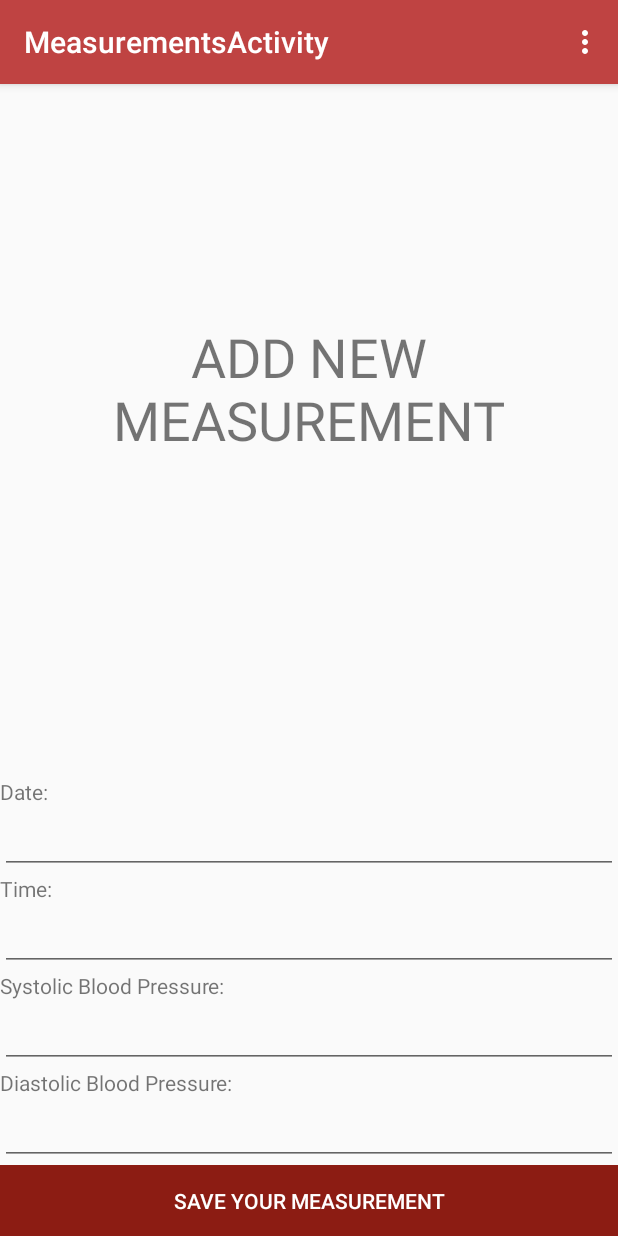
After one commit to mkowals9/WPAM_PressHeart, an Android app: the AddNewMeasurementFragment screen opened through its navigation route, on a phone screen of 412 x 824 dp. The commit adds this screen. Run offline under Robolectric (Android 15) with nearby library versions, the phone set to English and light mode, and no system bars.

Commit message:
changes changes

```diff
--- /dev/null
+++ b/app/src/main/java/com/wpam/pressheart/fragments/AddNewMeasurementFragment.kt
@@ -0,0 +1,31 @@
+package com.wpam.pressheart.fragments
+
+import android.content.Intent
+import android.os.Bundle
+import androidx.fragment.app.Fragment
+import android.view.LayoutInflater
+import android.view.View
+import android.view.ViewGroup
+import com.wpam.pressheart.MainLoggedMenuActivity
+import com.wpam.pressheart.MeasurementsActivity
+import com.wpam.pressheart.R
+import kotlinx.android.synthetic.main.fragment_measurements.*
+
+
+class AddNewMeasurementFragment : Fragment() {
+
+    override fun onCreateView(
+        inflater: LayoutInflater, container: ViewGroup?,
+        savedInstanceState: Bundle?
+    ): View? {
+        // Inflate the layout for this fragment
+        return inflater.inflate(R.layout.fragment_add_new_measurement, container, false)
+    }
+
+    override fun onViewCreated(view: View, savedInstanceState: Bundle?) {
+        super.onViewCreated(view, savedInstanceState)
+
+        //TODO datepicker do daty i timepicker do time
+
+    }
+}
--- a/app/src/main/java/com/wpam/pressheart/fragments/MeasurementsFragment.kt
+++ b/app/src/main/java/com/wpam/pressheart/fragments/MeasurementsFragment.kt
@@ -6,6 +6,7 @@ import android.view.LayoutInflater
 import android.view.View
 import android.view.ViewGroup
 import androidx.fragment.app.Fragment
+import androidx.navigation.fragment.findNavController
 import com.wpam.pressheart.MainActivity
 import com.wpam.pressheart.MainLoggedMenuActivity
 import com.wpam.pressheart.MeasurementsActivity
@@ -25,6 +26,11 @@ class MeasurementsFragment : Fragment()  {
     override fun onViewCreated(view: View, savedInstanceState: Bundle?) {
         super.onViewCreated(view, savedInstanceState)
 
+        AddNewMeasurementButton.setOnClickListener() {
+            findNavController().navigate(R.id.action_MeasurementMain_to_AddMeasurement)
+        }
+
+
         BackToMainFromMeasureButton.setOnClickListener(){
             (this.activity as MeasurementsActivity).onBackPressed()
             val intent = Intent(this.activity as MeasurementsActivity, MainLoggedMenuActivity::class.java)
--- /dev/null
+++ b/app/src/main/res/layout/fragment_add_new_measurement.xml
@@ -0,0 +1,88 @@
+<?xml version="1.0" encoding="utf-8"?>
+<LinearLayout xmlns:android="http://schemas.android.com/apk/res/android"
+    xmlns:tools="http://schemas.android.com/tools"
+    android:layout_width="match_parent"
+    android:layout_height="match_parent"
+    android:orientation="vertical"
+    tools:context=".fragments.AddNewMeasurementFragment">
+
+    <TextView
+        android:layout_width="match_parent"
+        android:layout_height="match_parent"
+        android:layout_weight="100000000"
+        android:text="ADD NEW MEASUREMENT"
+        android:gravity="center"
+        android:textAlignment="center"
+        android:textSize="36sp" />
+
+
+        <TextView
+            android:id="@+id/textView2"
+            android:layout_width="match_parent"
+            android:layout_height="wrap_content"
+            android:layout_weight="0.005"
+            android:text="Date:" />
+
+        <EditText
+            android:id="@+id/editTextDate"
+            android:layout_width="match_parent"
+            android:layout_height="wrap_content"
+            android:layout_weight="0.001"
+            android:ems="10"
+            android:inputType="date" />
+
+        <TextView
+            android:id="@+id/textView4"
+            android:layout_width="match_parent"
+            android:layout_height="wrap_content"
+            android:layout_weight="0.0001"
+            android:text="Time:" />
+
+        <EditText
+            android:id="@+id/editTextTime"
+            android:layout_width="match_parent"
+            android:layout_height="wrap_content"
+            android:layout_weight="0.001"
+            android:ems="10"
+            android:inputType="time" />
+
+        <TextView
+            android:id="@+id/textView5"
+            android:layout_width="match_parent"
+            android:layout_height="wrap_content"
+            android:layout_weight="0.05"
+            android:text="Systolic Blood Pressure:" />
+
+        <EditText
+            android:id="@+id/editTextNumber"
+            android:layout_width="match_parent"
+            android:layout_height="wrap_content"
+            android:layout_weight="0.05"
+            android:ems="10"
+            android:inputType="number" />
+
+        <TextView
+            android:id="@+id/textView6"
+            android:layout_width="match_parent"
+            android:layout_height="wrap_content"
+            android:layout_weight="0.05"
+            android:text="Diastolic Blood Pressure:" />
+
+        <EditText
+            android:id="@+id/editTextNumber2"
+            android:layout_width="match_parent"
+            android:layout_height="wrap_content"
+            android:layout_weight="0.05"
+            android:ems="10"
+            android:inputType="number" />
+
+    <Button
+        android:id="@+id/button"
+        style="@style/Widget.AppCompat.Button.Borderless.Colored"
+        android:layout_width="match_parent"
+        android:layout_height="wrap_content"
+        android:layout_weight="@android:integer/config_mediumAnimTime"
+        android:background="@color/colorPrimaryDark"
+        android:text="Save your measurement"
+        android:textColor="@android:color/white" />
+</LinearLayout>
--- a/app/src/main/res/navigation/nav_graph_measurements.xml
+++ b/app/src/main/res/navigation/nav_graph_measurements.xml
@@ -13,6 +13,15 @@
         android:label="Measurements Main Fragment"
         tools:layout="@layout/fragment_measurements">
 
+        <action
+            android:id="@+id/action_MeasurementMain_to_AddMeasurement"
+            app:destination="@id/AddNewMeasurementFragment"/>
     </fragment>
 
+    <fragment
+        android:id="@+id/AddNewMeasurementFragment"
+        android:name="com.wpam.pressheart.fragments.AddNewMeasurementFragment"
+        android:label="Add New Measurement Fragment"
+        tools:layout="@layout/fragment_add_new_measurement"/>
+
 </navigation>
```
